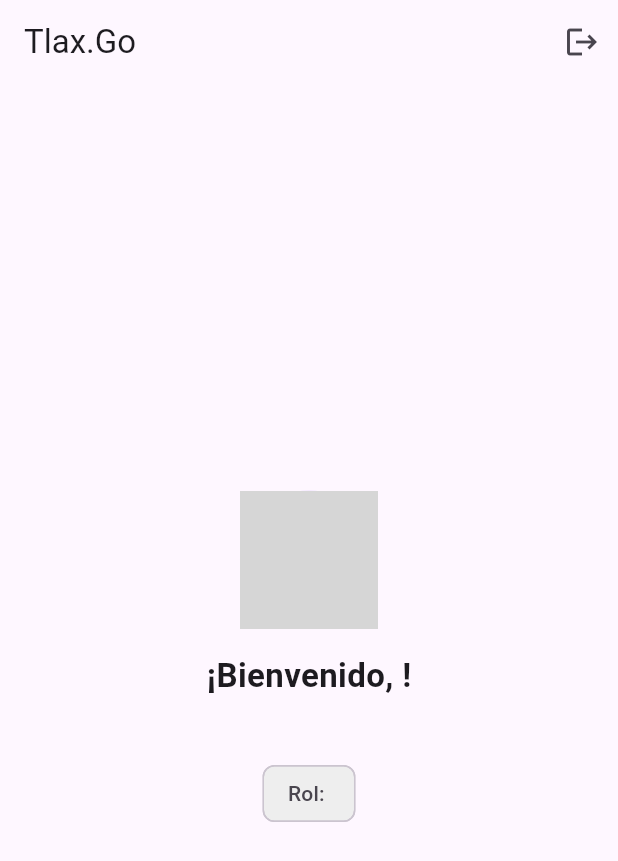
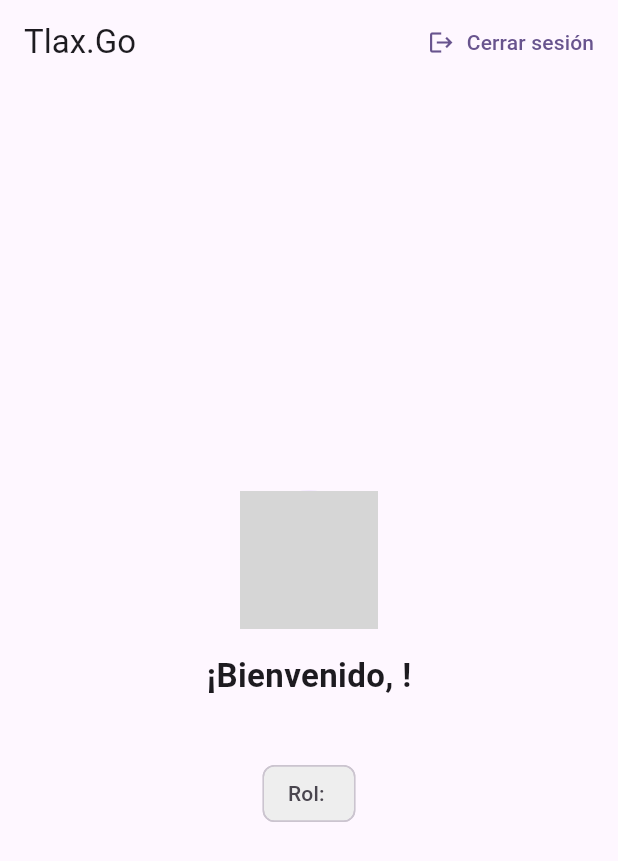
Before and after one commit to Mikee0102/proyecto-taxgo-movil, a Flutter app: the screen it shows once a user with an empty profile is signed in, on a phone screen of 412 x 824 dp. Shown: the top 861 px of the screen. Run offline on Flutter 3.47's test engine with Material 3 defaults, Android fonts, the phone set to English and light mode, and no system bars; our stand-ins replace cloud_firestore, firebase_auth, firebase_core, google_sign_in; accounts and stored records are empty; network calls fail; grey boxes are pictures that could not be loaded.

Commit message:
HU-13 Cerrar sesión #29

```diff
--- a/lib/screens/home/home_screen.dart
+++ b/lib/screens/home/home_screen.dart
@@ -21,9 +21,9 @@ class HomeScreen extends StatelessWidget {
           appBar: AppBar(
             title: const Text('Tlax.Go'),
             actions: [
-              IconButton(
+              TextButton.icon(
                 icon: const Icon(Icons.logout),
-                tooltip: 'Cerrar sesión',
+                label: const Text('Cerrar sesión'),
                 onPressed: () async => await authService.signOut(),
               ),
             ],
@@ -36,7 +36,9 @@ class HomeScreen extends StatelessWidget {
                   radius: 46,
                   backgroundImage: profile?.avatarUrl != null
                       ? NetworkImage(profile!.avatarUrl!)
-                      : (user.photoURL != null ? NetworkImage(user.photoURL!) : null),
+                      : (user.photoURL != null
+                            ? NetworkImage(user.photoURL!)
+                            : null),
                   child: (profile?.avatarUrl == null && user.photoURL == null)
                       ? const Icon(Icons.person, size: 46)
                       : null,
@@ -44,7 +46,10 @@ class HomeScreen extends StatelessWidget {
                 const SizedBox(height: 16),
                 Text(
                   '¡Bienvenido, ${profile?.name ?? user.displayName ?? "Viajero"}!',
-                  style: const TextStyle(fontSize: 22, fontWeight: FontWeight.bold),
+                  style: const TextStyle(
+                    fontSize: 22,
+                    fontWeight: FontWeight.bold,
+                  ),
                 ),
                 const SizedBox(height: 6),
                 Text(
```
